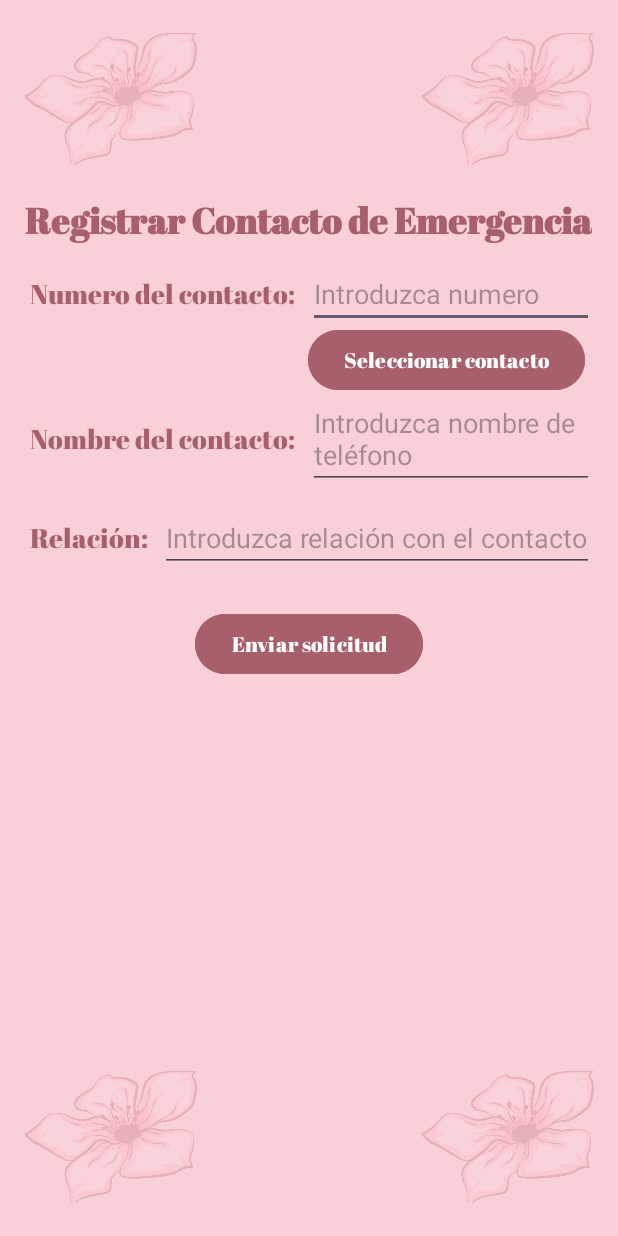
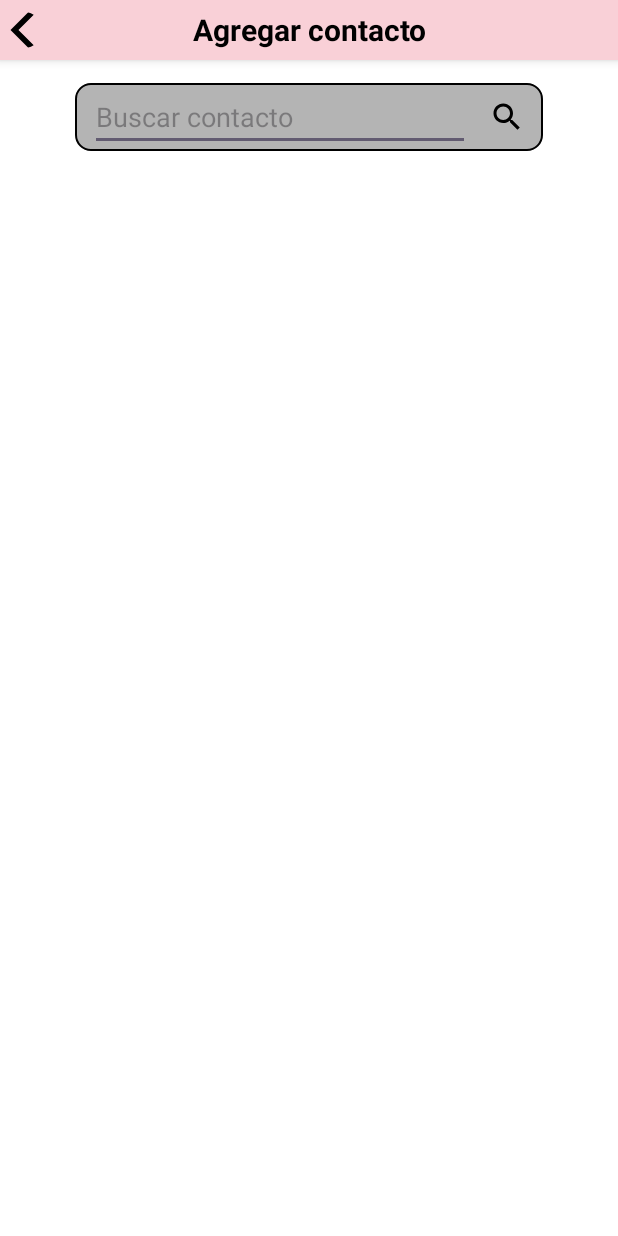
Before and after one commit to Intro-CompuMovil/Azalea, an Android app: the RegistrarContactoActivity screen opened directly, with no data from a screen before it, on a phone screen of 412 x 824 dp. Run offline under Robolectric (Android 15) with nearby library versions, the phone set to English and light mode, and no system bars; our stand-ins replace CircleImageView, Firebase (no records; nobody signed in at launch, a user with empty details on screens opened directly).

Commit message:
Listing possible emergency contacts finished

```diff
--- a/app/src/main/java/com/example/azalea/activities/RegistrarContactoActivity.kt
+++ b/app/src/main/java/com/example/azalea/activities/RegistrarContactoActivity.kt
@@ -2,14 +2,21 @@ package com.example.azalea.activities
 
 import android.content.Intent
 import android.content.pm.PackageManager
+import android.database.Cursor
+import android.database.MatrixCursor
 import androidx.appcompat.app.AppCompatActivity
 import android.os.Bundle
+import android.util.Log
 import android.widget.Button
 import android.widget.Toast
+import androidx.core.content.ContentProviderCompat.requireContext
 import androidx.core.content.ContextCompat
 import com.example.azalea.R
+import com.example.azalea.adapters.AddEmergencyContactsAdapter
+import com.example.azalea.adapters.EmergencyContactsAdapter
 import com.example.azalea.data.PermissionsCodes.Companion.CONTACTS_PERMISSION_CODE
 import com.example.azalea.databinding.ActivityRegistrarContactoBinding
+import com.google.firebase.database.FirebaseDatabase
 
 class RegistrarContactoActivity : AppCompatActivity() {
     private lateinit var binding: ActivityRegistrarContactoBinding
@@ -18,80 +25,35 @@ class RegistrarContactoActivity : AppCompatActivity() {
         binding = ActivityRegistrarContactoBinding.inflate(layoutInflater)
         setContentView(binding.root)
 
-        setUpButtonsWithoutPermissions()
+        setUpListView()
+        // TODO Add option to search for contacts with their emails (filter the users)
     }
 
-    private fun checkPermissionForContacts() {
-        when{
-            ContextCompat.checkSelfPermission(this, android.Manifest.permission.READ_CONTACTS) == PackageManager.PERMISSION_GRANTED -> {
-                // Permission already granted
-                setUpButtonsWithPermissions()
+    private fun loadContacts(onDataLoaded: (Cursor) -> Unit) {
+        val cursor = MatrixCursor(arrayOf("_id", "uid", "name", "email", "availability"))
+
+        val databaseRef = FirebaseDatabase.getInstance().getReference("Users")
+
+        databaseRef.get().addOnSuccessListener {
+            for (data in it.children) {
+                // TODO Check if the contact is already in the emergency contacts or if it is the current user
+                val uid = data.key
+                val name = data.child("name").value.toString()
+                val email = data.child("email").value.toString()
+                val availability = data.child("available").value.toString()
+                cursor.addRow(arrayOf("0", uid, name, email, availability))
             }
-
-            shouldShowRequestPermissionRationale(android.Manifest.permission.READ_CONTACTS) -> {
-                // If user previously denied the permission
-                Toast.makeText(this, "Permission previously denied", Toast.LENGTH_SHORT).show()
-                requestPermission(this, android.Manifest.permission.READ_CONTACTS, CONTACTS_PERMISSION_CODE, "Needed for adding contacts")
-            }
-
-            else -> {
-                // Always call the own function to request permission, not the system one (requestPermissions)
-                requestPermission(this, android.Manifest.permission.READ_CONTACTS, CONTACTS_PERMISSION_CODE, "Needed for adding contacts")
-            }
-
+            onDataLoaded(cursor)
+        }.addOnFailureListener {
+            Toast.makeText(this, "Error al cargar los contactos", Toast.LENGTH_SHORT).show()
         }
     }
 
-    private fun requestPermission(context: AppCompatActivity, permission: String, requestCode: Int, justify: String) {
-        if(ContextCompat.checkSelfPermission(context, permission) != PackageManager.PERMISSION_GRANTED) {
-            if(shouldShowRequestPermissionRationale(permission)) {
-                Toast.makeText(this, justify, Toast.LENGTH_SHORT).show()
-            }
-            requestPermissions(arrayOf(permission), requestCode)
-        } else {
-            Toast.makeText(this, "Permission granted", Toast.LENGTH_SHORT).show()
+    private fun setUpListView(){
+        loadContacts { cursor ->
+            val adapter = AddEmergencyContactsAdapter(this, cursor, 0)
+            binding.listViewAddEmergencyContacts.adapter = adapter
+            adapter.notifyDataSetChanged()
         }
     }
-
-    override fun onRequestPermissionsResult(requestCode: Int, permissions: Array<String>, grantResults: IntArray) {
-        when (requestCode) {
-            CONTACTS_PERMISSION_CODE -> {
-                if((grantResults.isNotEmpty() && grantResults[0] == PackageManager.PERMISSION_GRANTED)) {
-                    // Permission granted
-                    setUpButtonsWithPermissions()
-                } else {
-                    // Permission denied
-                    Toast.makeText(this, "Permission denied", Toast.LENGTH_SHORT).show()
-                    disableButtons()
-                }
-                return
-            }
-
-            else -> {
-                super.onRequestPermissionsResult(requestCode, permissions, grantResults)
-            }
-        }
-    }
-
-    private fun setUpButtonsWithoutPermissions() {
-        binding.btnSelectContact.setOnClickListener {
-            checkPermissionForContacts()
-        }
-
-        binding.btnSendRequest.setOnClickListener {
-            Toast.makeText(this, "Solicitud enviada", Toast.LENGTH_SHORT).show()
-        }
-    }
-
-    private fun setUpButtonsWithPermissions() {
-        binding.btnSelectContact.setOnClickListener {
-            // Implicit intent to select a contact
-            val intent = Intent(Intent.ACTION_PICK, android.provider.ContactsContract.Contacts.CONTENT_URI)
-            startActivity(intent)
-        }
-    }
-
-    private fun disableButtons() {
-        binding.btnSelectContact.isEnabled = false
-    }
 }
--- a/app/src/main/java/com/example/azalea/adapters/EmergencyContactsAdapter.kt
+++ b/app/src/main/java/com/example/azalea/adapters/EmergencyContactsAdapter.kt
@@ -18,12 +18,12 @@ class EmergencyContactsAdapter(context: Context?, c: Cursor?, flags: Int) : Curs
 
     override fun bindView(view: View?, context: Context?, cursor: Cursor?) {
         val txtName = view?.findViewById<TextView>(R.id.nameContactEmergency)
-        val txtNumber = view?.findViewById<TextView>(R.id.phoneContactEmergency)
+        val txtNumber = view?.findViewById<TextView>(R.id.emailProfileTextView)
         // Extract properties from cursor
         val nombre = cursor?.getString(1)
-        val numero = cursor?.getString(2)
+        val correo = cursor?.getString(2)
 
         txtName?.text = nombre
-        txtNumber?.text = numero
+        txtNumber?.text = correo
     }
 }
--- /dev/null
+++ b/app/src/main/res/drawable/baseline_search_24.xml
@@ -0,0 +1,5 @@
+<vector xmlns:android="http://schemas.android.com/apk/res/android" android:height="24dp" android:tint="#000000" android:viewportHeight="24" android:viewportWidth="24" android:width="24dp">
+
+    <path android:fillColor="@android:color/black" android:pathData="M15.5,14h-0.79l-0.28,-0.27C15.41,12.59 16,11.11 16,9.5 16,5.91 13.09,3 9.5,3S3,5.91 3,9.5 5.91,16 9.5,16c1.61,0 3.09,-0.59 4.23,-1.57l0.27,0.28v0.79l5,4.99L20.49,19l-4.99,-5zM9.5,14C7.01,14 5,11.99 5,9.5S7.01,5 9.5,5 14,7.01 14,9.5 11.99,14 9.5,14z"/>
+
+</vector>
--- /dev/null
+++ b/app/src/main/res/drawable/template_searchbar.xml
@@ -0,0 +1,6 @@
+<?xml version="1.0" encoding="utf-8"?>
+<shape xmlns:android="http://schemas.android.com/apk/res/android">
+    <solid android:color="#CDA2A2A2" />
+    <corners android:radius="10dp" />
+    <stroke android:color="#000000" android:width="1dp"/>
+</shape>
--- a/app/src/main/res/layout/activity_registrar_contacto.xml
+++ b/app/src/main/res/layout/activity_registrar_contacto.xml
@@ -5,162 +5,93 @@
     android:layout_width="match_parent"
     android:layout_height="match_parent"
     tools:context=".activities.RegistrarContactoActivity"
-    android:background="@color/azalea">
+    android:background="@color/white">
 
-    <TextView
-        android:id="@+id/titleRegister"
-        android:layout_width="wrap_content"
+    <RelativeLayout
+        android:layout_alignParentTop="true"
+        android:layout_alignParentStart="true"
+        android:layout_alignParentEnd="true"
+        android:id="@+id/relativeLayoutMessageAct"
+        android:layout_width="match_parent"
+        android:layout_height="40dp"
+        android:background="@color/azalea"
+        android:orientation="horizontal"
+        android:elevation="4dp">
+
+        <de.hdodenhof.circleimageview.CircleImageView
+            android:id="@+id/goBackButtonAddContact"
+            android:layout_width="wrap_content"
+            android:layout_marginStart="2dp"
+            android:layout_height="40dp"
+            android:src="@drawable/baseline_arrow_back_ios_new_24"
+            android:layout_gravity="center"
+            android:padding="2dp"
+            android:layout_alignParentStart="true"
+            android:layout_alignParentTop="true"
+            />
+
+        <TextView
+            android:layout_width="wrap_content"
+            android:layout_centerInParent="true"
+            android:layout_alignParentTop="true"
+            android:layout_height="match_parent"
+            android:layout_marginStart="20dp"
+            android:layout_marginEnd="20dp"
+            android:textSize="20sp"
+            android:gravity="center"
+            android:textColor="@color/black"
+            android:text="@string/agregar_contacto"
+            android:textStyle="bold"
+            />
+    </RelativeLayout>
+
+    <LinearLayout
+        android:id="@+id/linearLayoutAddContactSearch"
+        android:layout_width="match_parent"
         android:layout_height="wrap_content"
-        android:text="@string/registrar_contacto_de_emergencia"
-        android:textSize="24sp"
-        android:textStyle="bold"
-        android:textColor="@color/SecondaryAzalea"
-        android:layout_centerHorizontal="true"
-        android:layout_marginTop="130dp"
-        android:fontFamily="@font/abril_fatface"
+        android:layout_below="@id/relativeLayoutMessageAct"
+        android:orientation="horizontal"
+        android:layout_marginVertical="15dp"
+        android:layout_marginHorizontal="50dp"
+        android:background="@drawable/template_searchbar">
 
-        />
+        <EditText
+            android:layout_marginStart="10dp"
+            android:layout_width="0dp"
+            android:layout_weight="9"
+            android:layout_height="wrap_content"
+            android:id="@+id/editTextSearchContact"
+            android:autofillHints="emailAddress"
+            android:hint="@string/buscar_contacto"
+            android:layout_marginEnd="10dp"
+            android:imeOptions="actionDone"
+            />
 
-    <ImageView
-        android:id="@+id/flower1"
-        android:layout_width="115dp"
-        android:layout_height="100dp"
-        android:src="@drawable/azalea"
-        android:layout_alignParentStart="true"
-        android:layout_alignParentTop="true"
-        android:layout_marginStart="16dp"
-        android:layout_marginTop="16dp"
-        android:alpha="0.2" />
+        <ImageButton
+            android:layout_width="0dp"
+            android:layout_weight="1"
+            android:layout_height="30dp"
+            android:layout_gravity="center_vertical"
+            android:id="@+id/imageButtonSearchContact"
+            android:contentDescription="@string/search_contact"
+            android:src="@drawable/baseline_search_24"
+            android:background="@color/transparent"
+            android:layout_marginEnd="10dp"
+            />
+
+    </LinearLayout>
 
 
-    <ImageView
-        android:id="@+id/flower2"
-        android:layout_width="115dp"
-        android:layout_height="100dp"
-        android:src="@drawable/azalea"
-        android:layout_alignParentEnd="true"
-        android:layout_alignParentTop="true"
-        android:layout_marginEnd="16dp"
-        android:layout_marginTop="16dp"
-        android:alpha="0.2" />
-
-    <ImageView
-        android:id="@+id/flower3"
-        android:layout_width="115dp"
-        android:layout_height="100dp"
-        android:src="@drawable/azalea"
-        android:layout_alignParentStart="true"
-        android:layout_alignParentBottom="true"
-        android:layout_marginStart="16dp"
-        android:layout_marginBottom="16dp"
-        android:alpha="0.2" />
-
-
-    <ImageView
-        android:id="@+id/flower4"
-        android:layout_width="115dp"
-        android:layout_height="100dp"
-        android:src="@drawable/azalea"
-        android:layout_alignParentEnd="true"
-        android:layout_alignParentBottom="true"
-        android:layout_marginEnd="16dp"
-        android:layout_marginBottom="16dp"
-        android:alpha="0.2" />
-
-
-    <TextView
-        android:id="@+id/labelContactNumber"
-        android:layout_width="wrap_content"
-        android:layout_height="wrap_content"
-        android:text="@string/numero_del_contacto"
-        android:textColor="@color/SecondaryAzalea"
-        android:textSize="18sp"
-        android:layout_below="@id/titleRegister"
-        android:layout_marginStart="20dp"
-        android:layout_marginTop="20dp"
-        android:fontFamily="@font/abril_fatface"
-        />
-
-    <EditText
-        android:id="@+id/editContactNumber"
+    <ListView
         android:layout_width="match_parent"
         android:layout_height="wrap_content"
-        android:hint="@string/introduzca_numero"
-        android:layout_toEndOf="@id/labelContactNumber"
-        android:layout_alignBaseline="@id/labelContactNumber"
-        android:layout_marginStart="8dp"
-        android:layout_marginEnd="16dp"
-        />
-
-    <Button
-        android:id="@+id/btnSelectContact"
-        android:layout_width="wrap_content"
-        android:layout_height="wrap_content"
-        android:text="@string/seleccionar_contacto"
-        android:layout_below="@id/labelContactNumber"
-        android:layout_toEndOf="@id/labelContactNumber"
-        android:layout_marginTop="8dp"
-        android:layout_marginStart="8dp"
-        android:backgroundTint="@color/SecondaryAzalea"
-        android:fontFamily="@font/abril_fatface"
-        />
-
-    <TextView
-        android:id="@+id/labelContactName"
-        android:layout_width="wrap_content"
-        android:layout_height="wrap_content"
-        android:text="@string/nombre_del_contacto"
-        android:textColor="@color/SecondaryAzalea"
-        android:textSize="18sp"
-        android:layout_below="@id/btnSelectContact"
-        android:layout_marginStart="20dp"
-        android:layout_marginTop="16dp"
-        android:fontFamily="@font/abril_fatface"
-        />
-
-    <EditText
-        android:id="@+id/editPhoneNumber"
-        android:layout_width="match_parent"
-        android:layout_height="wrap_content"
-        android:hint="@string/introduzca_nombre_de_tel_fono"
-        android:layout_toEndOf="@id/labelContactName"
-        android:layout_alignBaseline="@id/labelContactName"
-        android:layout_marginStart="8dp"
-        android:layout_marginEnd="16dp" />
-
-    <TextView
-        android:id="@+id/labelRelation"
-        android:layout_width="wrap_content"
-        android:layout_height="wrap_content"
-        android:text="@string/relaci_n"
-        android:textColor="@color/SecondaryAzalea"
-        android:textSize="18sp"
-        android:layout_below="@id/editPhoneNumber"
-        android:layout_marginStart="20dp"
-        android:layout_marginTop="20dp"
-        android:fontFamily="@font/abril_fatface"/>
-
-    <EditText
-        android:id="@+id/editRelation"
-        android:layout_width="match_parent"
-        android:layout_height="wrap_content"
-        android:hint="@string/introduzca_relaci_n_con_el_contacto"
-        android:layout_toEndOf="@id/labelRelation"
-        android:layout_alignBaseline="@id/labelRelation"
-        android:layout_marginStart="8dp"
-        android:layout_marginEnd="16dp" />
-
-
-    <Button
-        android:id="@+id/btnSendRequest"
-        android:layout_width="wrap_content"
-        android:layout_height="wrap_content"
-        android:text="@string/enviar_solicitud"
-        android:layout_below="@id/editRelation"
-        android:layout_centerHorizontal="true"
-        android:layout_marginTop="24dp"
-        android:backgroundTint="@color/SecondaryAzalea"
-        android:fontFamily="@font/abril_fatface"
-        />
+        android:id="@+id/listViewAddEmergencyContacts"
+        android:divider="@color/gray"
+        android:dividerHeight="1dp"
+        android:layout_below="@+id/linearLayoutAddContactSearch"
+        android:layout_alignParentEnd="true"
+        android:layout_alignParentStart="true"
+        android:layout_marginStart="5dp"
+        android:layout_marginEnd="5dp"/>
 
 </RelativeLayout>
--- a/app/src/main/res/values/strings.xml
+++ b/app/src/main/res/values/strings.xml
@@ -83,4 +83,8 @@
     <string name="cerrar_sesi_n">Cerrar sesión</string>
     <string name="logout">Logout</string>
     <string name="disponibilidad">Disponibilidad</string>
+    <string name="buscar_contacto">Buscar contacto</string>
+    <string name="search_contact">Search Contact</string>
+    <string name="agregar">Agregar</string>
+    <string name="availability">Availability</string>
 </resources>
```
Also changed, not shown: app/src/main/java/com/example/azalea/adapters/AddEmergencyContactsAdapter.kt (added, +65 -0 lines), app/src/main/res/layout/layout_add_emergency_contacts.xml (added, +62 -0 lines), app/src/main/res/layout/layout_emergency_contacts.xml (+9 -8 lines).
